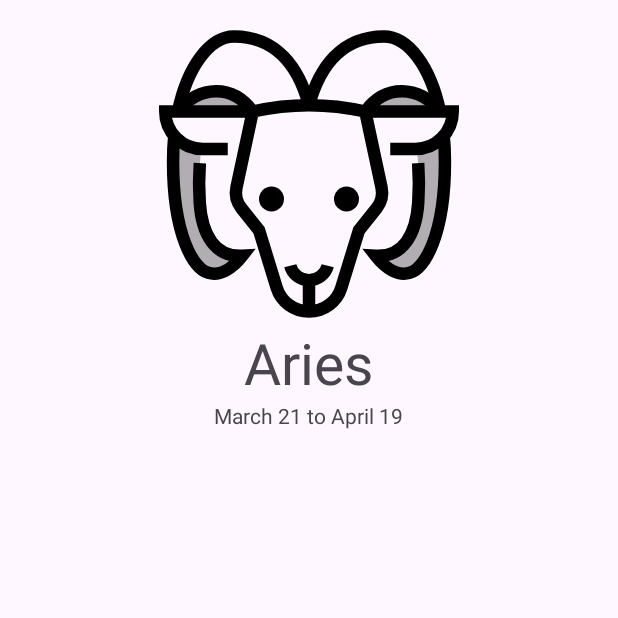
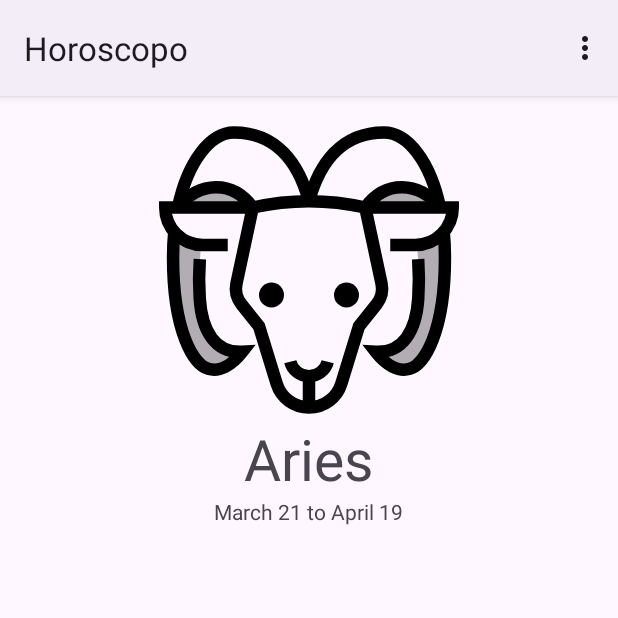
Before and after one commit to RafaelLibrero/Horoscopo, an Android app: the screen it shows after launch (DetailActivity), after a tap on "Aries", on a phone screen of 412 x 824 dp, the top half of it. Run offline under Robolectric (Android 15) with nearby library versions, the phone set to English and light mode, and no system bars.

Commit message:
Enabled the ActionBar, testing menus.

```diff
--- a/app/src/main/java/com/example/horoscopo/activities/DetailActivity.kt
+++ b/app/src/main/java/com/example/horoscopo/activities/DetailActivity.kt
@@ -1,6 +1,8 @@
 package com.example.horoscopo.activities
 
 import android.os.Bundle
+import android.view.Menu
+import android.view.MenuItem
 import android.widget.ImageView
 import android.widget.TextView
 import androidx.activity.enableEdgeToEdge
@@ -37,6 +39,27 @@ class DetailActivity : AppCompatActivity() {
         render()
     }
 
+    override fun onCreateOptionsMenu(menu: Menu?): Boolean {
+        menuInflater.inflate(R.menu.activity_detail_menu, menu)
+        return super.onCreateOptionsMenu(menu)
+    }
+
+    override fun onOptionsItemSelected(item: MenuItem): Boolean {
+        when(item.itemId) {
+            R.id.menu_favorite -> {
+
+                return true
+            }
+            R.id.menu_share -> {
+
+                return true
+            }
+            else -> {
+                return super.onOptionsItemSelected(item)
+            }
+        }
+    }
+
     private fun initComponents() {
         ivIcon = findViewById(R.id.ivIcon)
         tvId = findViewById(R.id.tvID)
--- a/app/src/main/java/com/example/horoscopo/activities/MainActivity.kt
+++ b/app/src/main/java/com/example/horoscopo/activities/MainActivity.kt
@@ -2,6 +2,7 @@ package com.example.horoscopo.activities
 
 import android.content.Intent
 import android.os.Bundle
+import android.view.Menu
 import androidx.activity.enableEdgeToEdge
 import androidx.appcompat.app.AppCompatActivity
 import androidx.core.view.ViewCompat
@@ -10,7 +11,6 @@ import androidx.recyclerview.widget.LinearLayoutManager
 import androidx.recyclerview.widget.RecyclerView
 import com.example.horoscopo.HoroscopeAdapter
 import com.example.horoscopo.R
-import com.example.horoscopo.data.Horoscope
 import com.example.horoscopo.data.HoroscopeProvider
 
 class MainActivity : AppCompatActivity() {
@@ -34,6 +34,11 @@ class MainActivity : AppCompatActivity() {
         initUI()
     }
 
+    override fun onCreateOptionsMenu(menu: Menu?): Boolean {
+        menuInflater.inflate(R.menu.activity_main_menu, menu)
+        return super.onCreateOptionsMenu(menu)
+    }
+
     private fun initComponents() {
         rvHoroscope = findViewById(R.id.rvHoroscope)
     }
--- /dev/null
+++ b/app/src/main/res/drawable/ic_favorite.xml
@@ -0,0 +1,5 @@
+<vector xmlns:android="http://schemas.android.com/apk/res/android" android:height="24dp" android:tint="#000000" android:viewportHeight="24" android:viewportWidth="24" android:width="24dp">
+
+    <path android:fillColor="@android:color/white" android:pathData="M16.5,3c-1.74,0 -3.41,0.81 -4.5,2.09C10.91,3.81 9.24,3 7.5,3 4.42,3 2,5.42 2,8.5c0,3.78 3.4,6.86 8.55,11.54L12,21.35l1.45,-1.32C18.6,15.36 22,12.28 22,8.5 22,5.42 19.58,3 16.5,3zM12.1,18.55l-0.1,0.1 -0.1,-0.1C7.14,14.24 4,11.39 4,8.5 4,6.5 5.5,5 7.5,5c1.54,0 3.04,0.99 3.57,2.36h1.87C13.46,5.99 14.96,5 16.5,5c2,0 3.5,1.5 3.5,3.5 0,2.89 -3.14,5.74 -7.9,10.05z"/>
+
+</vector>
--- /dev/null
+++ b/app/src/main/res/drawable/ic_favorite_selected.xml
@@ -0,0 +1,5 @@
+<vector xmlns:android="http://schemas.android.com/apk/res/android" android:height="24dp" android:tint="#000000" android:viewportHeight="24" android:viewportWidth="24" android:width="24dp">
+
+    <path android:fillColor="@android:color/white" android:pathData="M12,21.35l-1.45,-1.32C5.4,15.36 2,12.28 2,8.5 2,5.42 4.42,3 7.5,3c1.74,0 3.41,0.81 4.5,2.09C13.09,3.81 14.76,3 16.5,3 19.58,3 22,5.42 22,8.5c0,3.78 -3.4,6.86 -8.55,11.54L12,21.35z"/>
+
+</vector>
--- /dev/null
+++ b/app/src/main/res/drawable/ic_search.xml
@@ -0,0 +1,5 @@
+<vector xmlns:android="http://schemas.android.com/apk/res/android" android:height="24dp" android:tint="#000000" android:viewportHeight="24" android:viewportWidth="24" android:width="24dp">
+
+    <path android:fillColor="@android:color/white" android:pathData="M15.5,14h-0.79l-0.28,-0.27C15.41,12.59 16,11.11 16,9.5 16,5.91 13.09,3 9.5,3S3,5.91 3,9.5 5.91,16 9.5,16c1.61,0 3.09,-0.59 4.23,-1.57l0.27,0.28v0.79l5,4.99L20.49,19l-4.99,-5zM9.5,14C7.01,14 5,11.99 5,9.5S7.01,5 9.5,5 14,7.01 14,9.5 11.99,14 9.5,14z"/>
+
+</vector>
--- /dev/null
+++ b/app/src/main/res/drawable/ic_share.xml
@@ -0,0 +1,5 @@
+<vector xmlns:android="http://schemas.android.com/apk/res/android" android:height="24dp" android:tint="#000000" android:viewportHeight="24" android:viewportWidth="24" android:width="24dp">
+
+    <path android:fillColor="@android:color/white" android:pathData="M18,16.08c-0.76,0 -1.44,0.3 -1.96,0.77L8.91,12.7c0.05,-0.23 0.09,-0.46 0.09,-0.7s-0.04,-0.47 -0.09,-0.7l7.05,-4.11c0.54,0.5 1.25,0.81 2.04,0.81 1.66,0 3,-1.34 3,-3s-1.34,-3 -3,-3 -3,1.34 -3,3c0,0.24 0.04,0.47 0.09,0.7L8.04,9.81C7.5,9.31 6.79,9 6,9c-1.66,0 -3,1.34 -3,3s1.34,3 3,3c0.79,0 1.5,-0.31 2.04,-0.81l7.12,4.16c-0.05,0.21 -0.08,0.43 -0.08,0.65 0,1.61 1.31,2.92 2.92,2.92 1.61,0 2.92,-1.31 2.92,-2.92s-1.31,-2.92 -2.92,-2.92z"/>
+
+</vector>
--- /dev/null
+++ b/app/src/main/res/menu/activity_detail_menu.xml
@@ -0,0 +1,10 @@
+<?xml version="1.0" encoding="utf-8"?>
+<menu xmlns:android="http://schemas.android.com/apk/res/android">
+    <item android:id="@+id/menu_favorite"
+        android:icon="@drawable/ic_favorite"
+        android:title="@string/menu_favorite" />
+
+    <item android:id="@+id/menu_share"
+        android:icon="@drawable/ic_share"
+        android:title="@string/menu_share" />
+</menu>
--- /dev/null
+++ b/app/src/main/res/menu/activity_main_menu.xml
@@ -0,0 +1,12 @@
+<?xml version="1.0" encoding="utf-8"?>
+<menu xmlns:android="http://schemas.android.com/apk/res/android"
+    xmlns:app="http://schemas.android.com/apk/res-auto">
+    <item android:id="@+id/menu_search"
+        android:icon="@drawable/ic_search"
+        android:title="@string/menu_search"
+        app:showAsAction="ifRoom"/>
+
+    <item android:id="@+id/menu_share"
+        android:icon="@drawable/ic_share"
+        android:title="@string/menu_share" />
+</menu>
--- a/app/src/main/res/values-night/themes.xml
+++ b/app/src/main/res/values-night/themes.xml
@@ -1,6 +1,6 @@
 <resources xmlns:tools="http://schemas.android.com/tools">
     <!-- Base application theme. -->
-    <style name="Base.Theme.Horoscopo" parent="Theme.Material3.DayNight.NoActionBar">
+    <style name="Base.Theme.Horoscopo" parent="Theme.Material3.DayNight">
         <!-- Customize your dark theme here. -->
         <!-- <item name="colorPrimary">@color/my_dark_primary</item> -->
     </style>
--- a/app/src/main/res/values/strings.xml
+++ b/app/src/main/res/values/strings.xml
@@ -26,4 +26,7 @@
     <string name="horoscope_date_capricorn">December 22 to January 19</string>
     <string name="horoscope_date_aquarius">January 20 to February 18</string>
     <string name="horoscope_date_pisces">February 19 to March 20</string>
+    <string name="menu_search">Search</string>
+    <string name="menu_share">Share</string>
+    <string name="menu_favorite">Favorite</string>
 </resources>
--- a/app/src/main/res/values/themes.xml
+++ b/app/src/main/res/values/themes.xml
@@ -1,6 +1,6 @@
 <resources xmlns:tools="http://schemas.android.com/tools">
     <!-- Base application theme. -->
-    <style name="Base.Theme.Horoscopo" parent="Theme.Material3.DayNight.NoActionBar">
+    <style name="Base.Theme.Horoscopo" parent="Theme.Material3.DayNight">
         <!-- Customize your light theme here. -->
         <!-- <item name="colorPrimary">@color/my_light_primary</item> -->
     </style>
```
